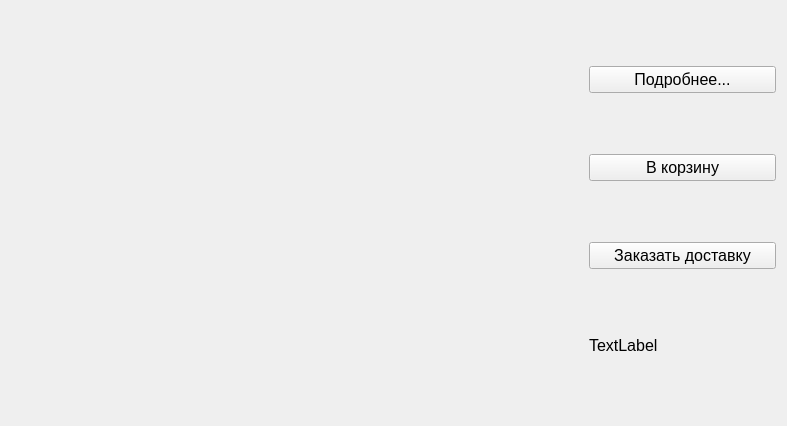
First picture: the form in BD_course/bookcardwidget.ui, repository Supremepatty03/bookshop, before the edit.
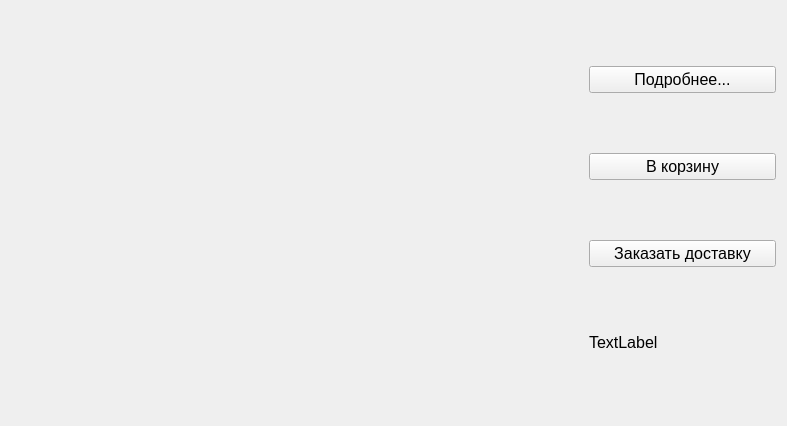
Second picture: the form after the edit.

Patch:
```diff
--- a/BD_course/bookcardwidget.ui
+++ b/BD_course/bookcardwidget.ui
@@ -59,6 +59,9 @@
    </item>
    <item>
     <layout class="QVBoxLayout" name="buttonLayout">
+     <property name="spacing">
+      <number>5</number>
+     </property>
      <item>
       <widget class="QPushButton" name="detailsButton">
        <property name="text">
```
